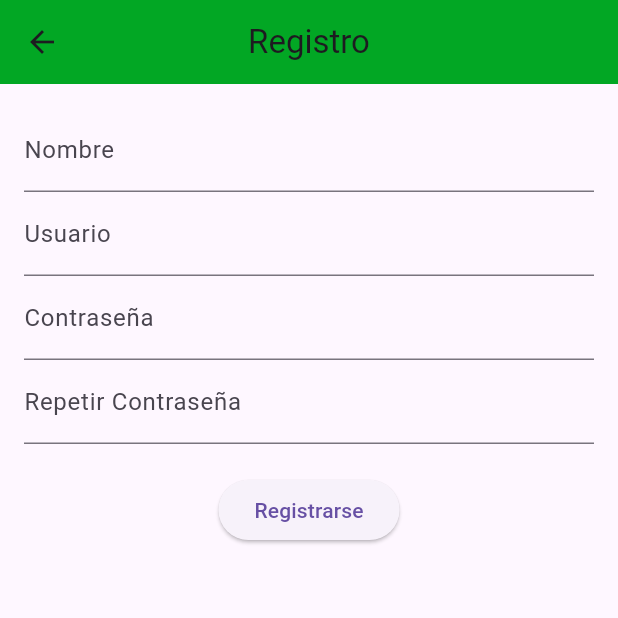
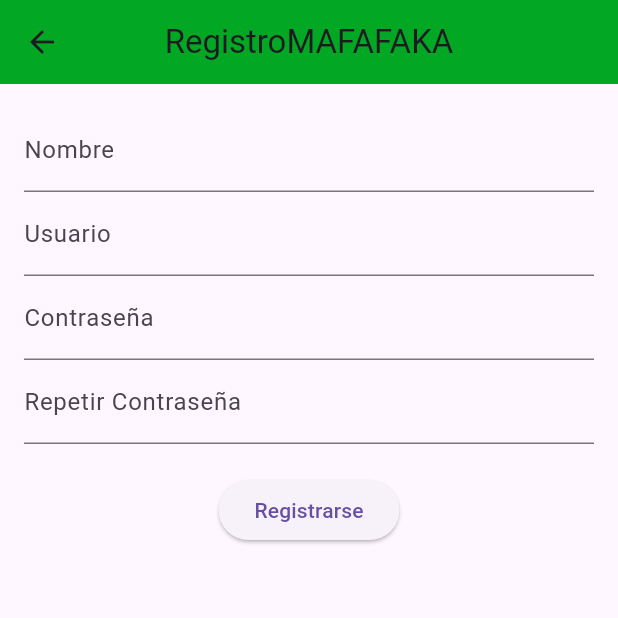
Before and after one commit to collantes21/Farmacofy_version_final, a Flutter app: the RegistroPantalla screen opened directly, on a phone screen of 412 x 824 dp, the top half of it. Run offline on Flutter 3.47's test engine with Material 3 defaults, Android fonts, the phone set to English and light mode, and no system bars.

Commit message:
prueba madafaka
prueba madafaka

```diff
--- a/lib/inicioSesion/pantallaRegistro.dart
+++ b/lib/inicioSesion/pantallaRegistro.dart
@@ -19,7 +19,7 @@ class _RegistroPantallaState extends State<RegistroPantalla> {
   Widget build(BuildContext context) {
     return Scaffold(
       appBar: AppBar(
-        title: const Text('Registro'),
+        title: const Text('RegistroMAFAFAKA'),
         backgroundColor: const Color(0xFF02A724),
         centerTitle: true,
       ),
```
